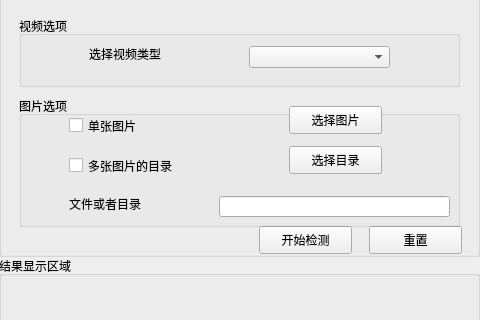
Old version of the form ui/designer_ui/MainWindow.ui in the repository wendyltan/ZebraCrossDensityDetector; both pictures show x 641 to 1121 and y 137 to 457 of the 1121 by 722 pixel window.
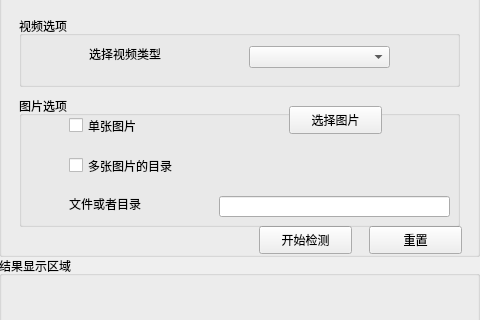
New version of the form.

Diff of the .ui file:
```diff
--- a/ui/designer_ui/MainWindow.ui
+++ b/ui/designer_ui/MainWindow.ui
@@ -208,19 +208,6 @@
        <string>选择图片</string>
       </property>
      </widget>
-     <widget class="QPushButton" name="chooseDirBtn">
-      <property name="geometry">
-       <rect>
-        <x>270</x>
-        <y>50</y>
-        <width>93</width>
-        <height>28</height>
-       </rect>
-      </property>
-      <property name="text">
-       <string>选择目录</string>
-      </property>
-     </widget>
      <widget class="QLineEdit" name="imagePathLineEdit">
       <property name="geometry">
        <rect>
```
